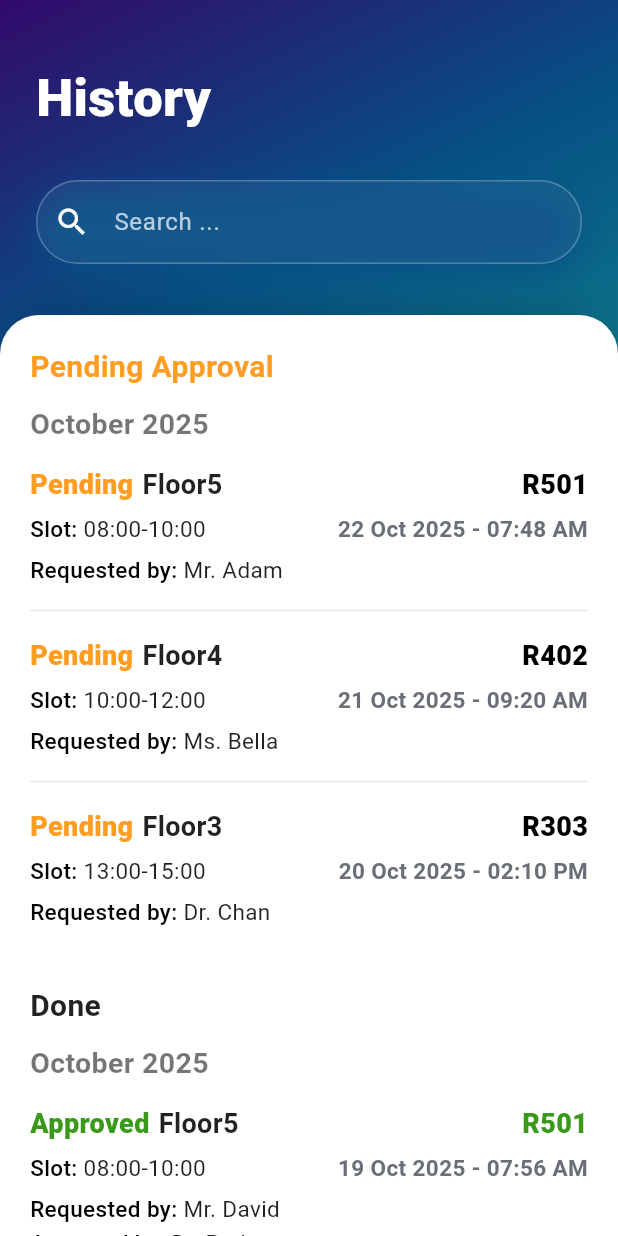
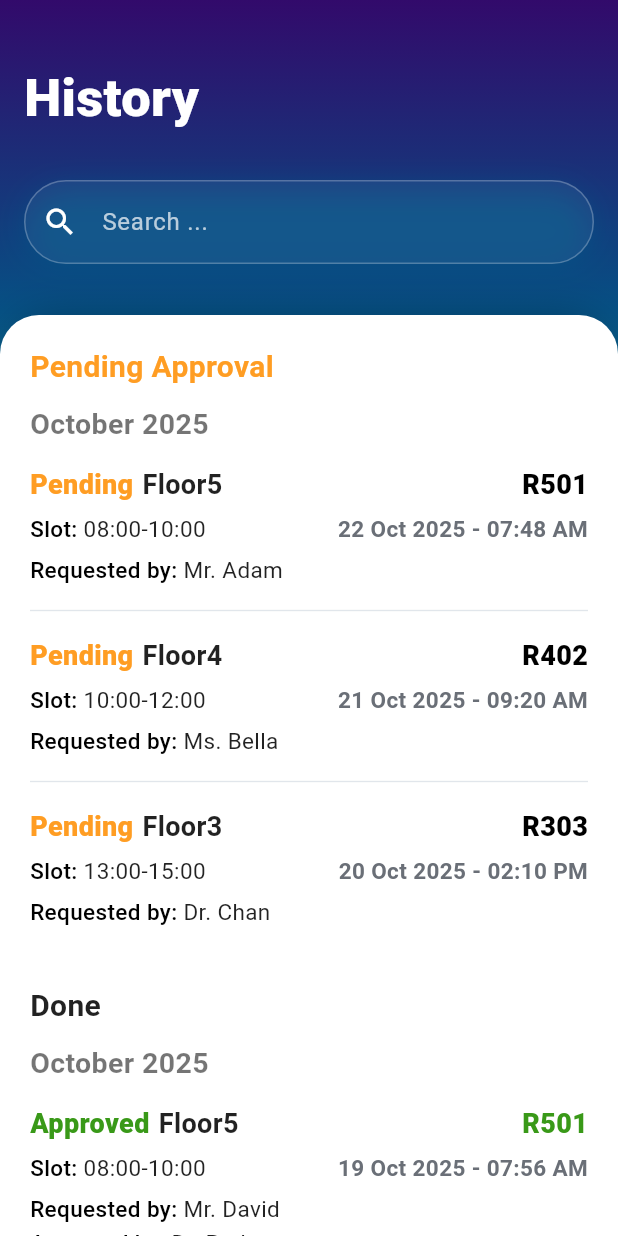
Before and after one commit to Pattaphon-sr/room_reservation_system_app, a Flutter app: the StaffHistoryScreen screen opened directly, on a phone screen of 412 x 824 dp. Run offline on Flutter 3.47's test engine with Material 3 defaults, Android fonts, the light colour scheme and no system bars; our stand-ins replace curved_navigation_bar; network calls fail.

Commit message:
Refactor month grouping and improve formatting in history screens

```diff
--- a/lib/features/staff/screens/staff_history_screen.dart
+++ b/lib/features/staff/screens/staff_history_screen.dart
@@ -153,16 +153,29 @@ class _StaffHistoryScreenState extends State<StaffHistoryScreen> {
   /// ---------- Helpers: สำหรับ grouping เดือน ----------
   String _monthYearLabel(DateTime dt) {
     const months = [
-      'January','February','March','April','May','June',
-      'July','August','September','October','November','December'
+      'January',
+      'February',
+      'March',
+      'April',
+      'May',
+      'June',
+      'July',
+      'August',
+      'September',
+      'October',
+      'November',
+      'December',
     ];
     return '${months[dt.month - 1]} ${dt.year}';
   }
 
-  List<MapEntry<String, List<ActivityItem>>> _groupByMonth(List<ActivityItem> items) {
+  List<MapEntry<String, List<ActivityItem>>> _groupByMonth(
+    List<ActivityItem> items,
+  ) {
     final map = <String, List<ActivityItem>>{};
     for (final e in items) {
-      final key = '${e.dateTime.year}-${e.dateTime.month.toString().padLeft(2, '0')}';
+      final key =
+          '${e.dateTime.year}-${e.dateTime.month.toString().padLeft(2, '0')}';
       map.putIfAbsent(key, () => []).add(e);
     }
     // sort ในกลุ่ม: ใหม่ → เก่า
@@ -170,7 +183,8 @@ class _StaffHistoryScreenState extends State<StaffHistoryScreen> {
       list.sort((a, b) => b.dateTime.compareTo(a.dateTime));
     }
     // sort กลุ่ม: ใหม่ → เก่า
-    final entries = map.entries.toList()..sort((a, b) => b.key.compareTo(a.key));
+    final entries = map.entries.toList()
+      ..sort((a, b) => b.key.compareTo(a.key));
     return entries;
   }
 
@@ -197,7 +211,8 @@ class _StaffHistoryScreenState extends State<StaffHistoryScreen> {
     for (var gi = 0; gi < groups.length; gi++) {
       final g = groups[gi];
 
-      if (gi > 0) { // เว้นระยะก่อนเดือนใหม่
+      if (gi > 0) {
+        // เว้นระยะก่อนเดือนใหม่
         out.add(const SizedBox(height: monthTopGap));
         // out.add(const Divider(height: 0, thickness: 0.8, color: Color(0xFFE1E6EB)));
         out.add(const SizedBox(height: 3));
@@ -219,39 +234,38 @@ class _StaffHistoryScreenState extends State<StaffHistoryScreen> {
     // ค้นหาในทุกฟิลด์ที่เกี่ยวข้อง
     final filtered = _items.where((e) {
       if (query.isEmpty) return true;
-      final hay = '${e.floor} ${e.roomCode} ${e.slot} ${e.requestedBy} '
-          '${e.approvedBy ?? ''} ${e.note ?? ''}'.toLowerCase();
+      final hay =
+          '${e.floor} ${e.roomCode} ${e.slot} ${e.requestedBy} '
+                  '${e.approvedBy ?? ''} ${e.note ?? ''}'
+              .toLowerCase();
       return hay.contains(query);
     }).toList();
 
-    final pending = filtered.where((e) => e.status == ApprovalStatus.pending).toList()
+    final pending =
+        filtered.where((e) => e.status == ApprovalStatus.pending).toList()
           ..sort((a, b) => b.dateTime.compareTo(a.dateTime)); // ใหม่ → เก่า
-    final done = filtered.where((e) => e.status != ApprovalStatus.pending).toList()
+    final done =
+        filtered.where((e) => e.status != ApprovalStatus.pending).toList()
           ..sort((a, b) => b.dateTime.compareTo(a.dateTime)); // ใหม่ → เก่า
 
-    return Scaffold(
-      backgroundColor: const Color(0xFF121212),
-      body: Stack(
-        children: [
-          // พื้นหลัง gradient หลัก (ดึงจาก list ใน theme)
-          Container(
-            decoration: const BoxDecoration(
+    return Container(
+      decoration: BoxDecoration(
         gradient: LinearGradient(
-                begin: Alignment.topLeft,
-                end: Alignment.bottomRight,
           colors: AppColors.primaryGradient5C,
+          begin: Alignment.topCenter,
+          end: Alignment.bottomCenter,
+          stops: AppColorStops.primaryStop5C,
         ),
       ),
-          ),
-
-          // เนื้อหา
-          SafeArea(
+      child: Scaffold(
+        backgroundColor: Colors.transparent,
+        body: SafeArea(
           child: Column(
             crossAxisAlignment: CrossAxisAlignment.start,
             children: [
               const SizedBox(height: 40),
               const Padding(
-                  padding: EdgeInsets.symmetric(horizontal: 24.0),
+                padding: EdgeInsets.symmetric(horizontal: 16.0),
                 child: Text(
                   'History',
                   style: TextStyle(
@@ -265,7 +279,7 @@ class _StaffHistoryScreenState extends State<StaffHistoryScreen> {
 
               // Search (แก้วใส + เงาเรืองนิดๆ)
               Padding(
-                  padding: const EdgeInsets.symmetric(horizontal: 24.0),
+                padding: const EdgeInsets.symmetric(horizontal: 16.0),
                 child: Container(
                   decoration: BoxDecoration(
                     borderRadius: BorderRadius.circular(28),
@@ -292,11 +306,15 @@ class _StaffHistoryScreenState extends State<StaffHistoryScreen> {
                       contentPadding: const EdgeInsets.symmetric(vertical: 16),
                       border: OutlineInputBorder(
                         borderRadius: BorderRadius.circular(28),
-                          borderSide: BorderSide(color: Colors.white.withOpacity(0.25)),
+                        borderSide: BorderSide(
+                          color: Colors.white.withOpacity(0.25),
+                        ),
                       ),
                       enabledBorder: OutlineInputBorder(
                         borderRadius: BorderRadius.circular(28),
-                          borderSide: BorderSide(color: Colors.white.withOpacity(0.25)),
+                        borderSide: BorderSide(
+                          color: Colors.white.withOpacity(0.25),
+                        ),
                       ),
                       focusedBorder: const OutlineInputBorder(
                         borderRadius: BorderRadius.all(Radius.circular(28)),
@@ -312,14 +330,13 @@ class _StaffHistoryScreenState extends State<StaffHistoryScreen> {
               Expanded(
                 child: Container(
                   decoration: const BoxDecoration(
-                      borderRadius: BorderRadius.vertical(top: Radius.circular(26)),
+                    borderRadius: BorderRadius.vertical(
+                      top: Radius.circular(26),
+                    ),
                     gradient: LinearGradient(
                       begin: Alignment.topCenter,
                       end: Alignment.bottomCenter,
-                        colors: [
-                          Color(0xFFFFFFFF),
-                          Color(0xFFFFFFFF),
-                        ],
+                      colors: [Color(0xFFFFFFFF), Color(0xFFFFFFFF)],
                     ),
                     boxShadow: [
                       BoxShadow(
@@ -354,7 +371,6 @@ class _StaffHistoryScreenState extends State<StaffHistoryScreen> {
             ],
           ),
         ),
-        ],
       ),
     );
   }
@@ -368,7 +384,9 @@ class _StaffHistoryScreenState extends State<StaffHistoryScreen> {
     for (var i = 0; i < items.length; i++) {
       out.add(_ActivityTileStaff(item: items[i], isStaff: isStaff));
       if (i != items.length - 1) {
-        out.add(const Divider(height: 22, thickness: 0.9, color: Color(0xFFE1E6EB)));
+        out.add(
+          const Divider(height: 22, thickness: 0.9, color: Color(0xFFE1E6EB)),
+        );
       }
     }
     return out;
@@ -451,8 +469,9 @@ class _ActivityTileStaff extends StatelessWidget {
   @override
   Widget build(BuildContext context) {
     final dateStr = _formatDate(item.dateTime);
-    final reviewerLabel =
-        item.status == ApprovalStatus.approved ? 'Approved by' : 'Reviewed by';
+    final reviewerLabel = item.status == ApprovalStatus.approved
+        ? 'Approved by'
+        : 'Reviewed by';
 
     return Padding(
       padding: const EdgeInsets.symmetric(vertical: 6.0),
@@ -596,7 +615,20 @@ class _ActivityTileStaff extends StatelessWidget {
   }
 
   String _formatDate(DateTime dt) {
-    const m = ['Jan','Feb','Mar','Apr','May','Jun','Jul','Aug','Sep','Oct','Nov','Dec'];
+    const m = [
+      'Jan',
+      'Feb',
+      'Mar',
+      'Apr',
+      'May',
+      'Jun',
+      'Jul',
+      'Aug',
+      'Sep',
+      'Oct',
+      'Nov',
+      'Dec',
+    ];
     final hour = dt.hour % 12 == 0 ? 12 : dt.hour % 12;
     final ampm = dt.hour >= 12 ? 'PM' : 'AM';
     final mm = dt.minute.toString().padLeft(2, '0');
```
Also changed, not shown: lib/features/approver/screens/approver_history_screen.dart (+83 -41 lines), lib/features/user/screens/user_history_screen.dart (+37 -47 lines). Lines whose indentation alone changed are shown as unchanged.
